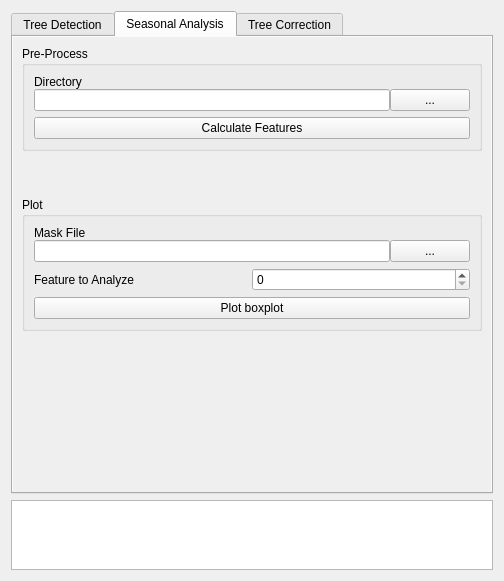
Above: Lumberjack_dialog_base.ui from carobrus/lumberjack_qgis_plugin before the change. Below: the same form after it.
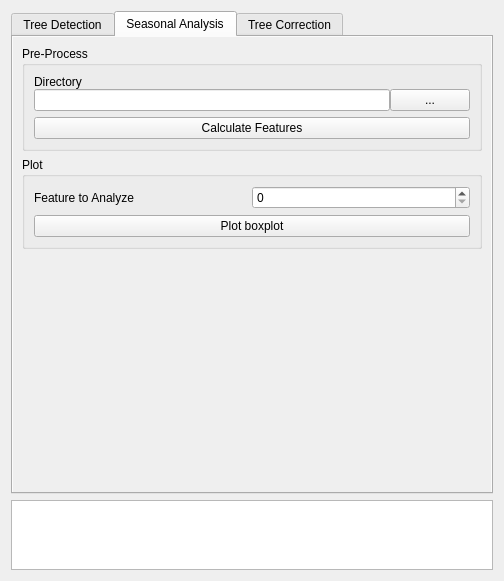
That is the form after the change. The open tabs and pages were chosen to show the change.

What changed in the file:
```diff
--- a/Lumberjack_dialog_base.ui
+++ b/Lumberjack_dialog_base.ui
@@ -420,56 +420,12 @@
          </layout>
         </widget>
        </item>
-       <item>
-        <spacer name="verticalSpacer_2">
-         <property name="orientation">
-          <enum>Qt::Vertical</enum>
-         </property>
-         <property name="sizeType">
-          <enum>QSizePolicy::Minimum</enum>
-         </property>
-         <property name="sizeHint" stdset="0">
-          <size>
-           <width>20</width>
-           <height>40</height>
-          </size>
-         </property>
-        </spacer>
-       </item>
        <item>
         <widget class="QGroupBox" name="groupBox_plot">
          <property name="title">
           <string>Plot</string>
          </property>
          <layout class="QVBoxLayout" name="verticalLayout_10">
-          <item>
-           <layout class="QVBoxLayout" name="verticalLayout_mask_file">
-            <property name="spacing">
-             <number>0</number>
-            </property>
-            <item>
-             <widget class="QLabel" name="label_mask">
-              <property name="text">
-               <string>Mask File</string>
-              </property>
-             </widget>
-            </item>
-            <item>
-             <layout class="QHBoxLayout" name="horizontalLayout_mask_file">
-              <item>
-               <widget class="QLineEdit" name="lineEdit_mask_file"/>
-              </item>
-              <item>
-               <widget class="QPushButton" name="pushButton_mask">
-                <property name="text">
-                 <string>...</string>
-                </property>
-               </widget>
-              </item>
-             </layout>
-            </item>
-           </layout>
-          </item>
           <item>
            <layout class="QHBoxLayout" name="horizontalLayout_feature_number">
             <property name="spacing">
```
Left out of the diff: 2 changed lines with no effect on the pictures.
